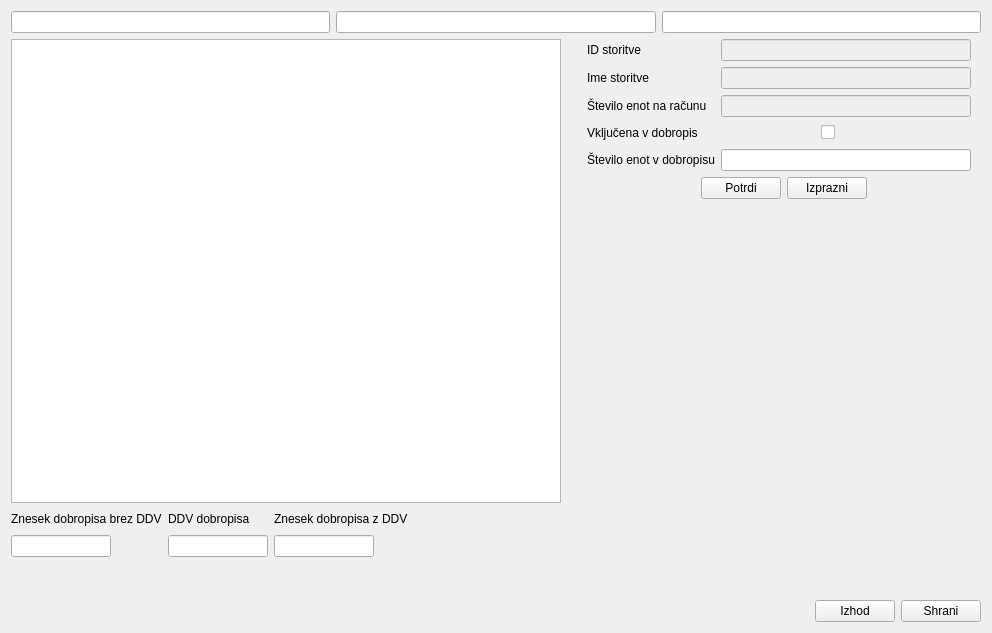
First picture: the form in wid_dobropis.ui, repository bubi-luka/BubiRacun, before the edit.
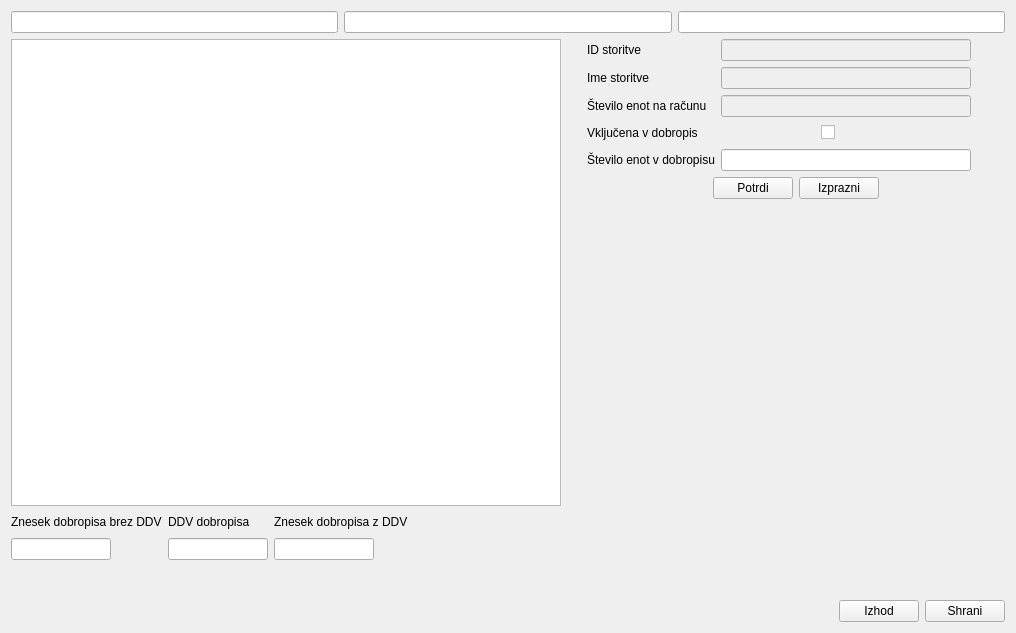
Second picture: the form after the edit.

```diff
--- a/wid_dobropis.ui
+++ b/wid_dobropis.ui
@@ -8,7 +8,7 @@
    <rect>
     <x>0</x>
     <y>0</y>
-    <width>992</width>
+    <width>1016</width>
     <height>633</height>
    </rect>
   </property>
@@ -407,8 +407,8 @@
      </property>
      <property name="sizeHint" stdset="0">
       <size>
-       <width>20</width>
-       <height>37</height>
+       <width>17</width>
+       <height>34</height>
       </size>
      </property>
     </spacer>
```
Left out of the diff: 7 changed lines with no effect on the pictures.
